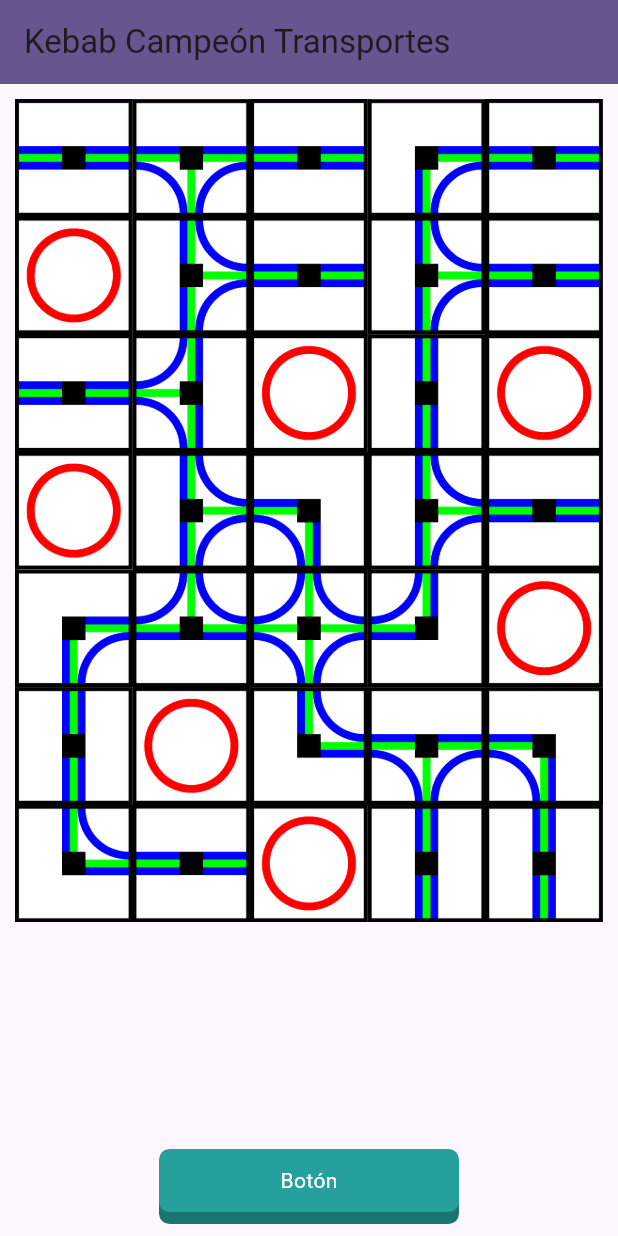
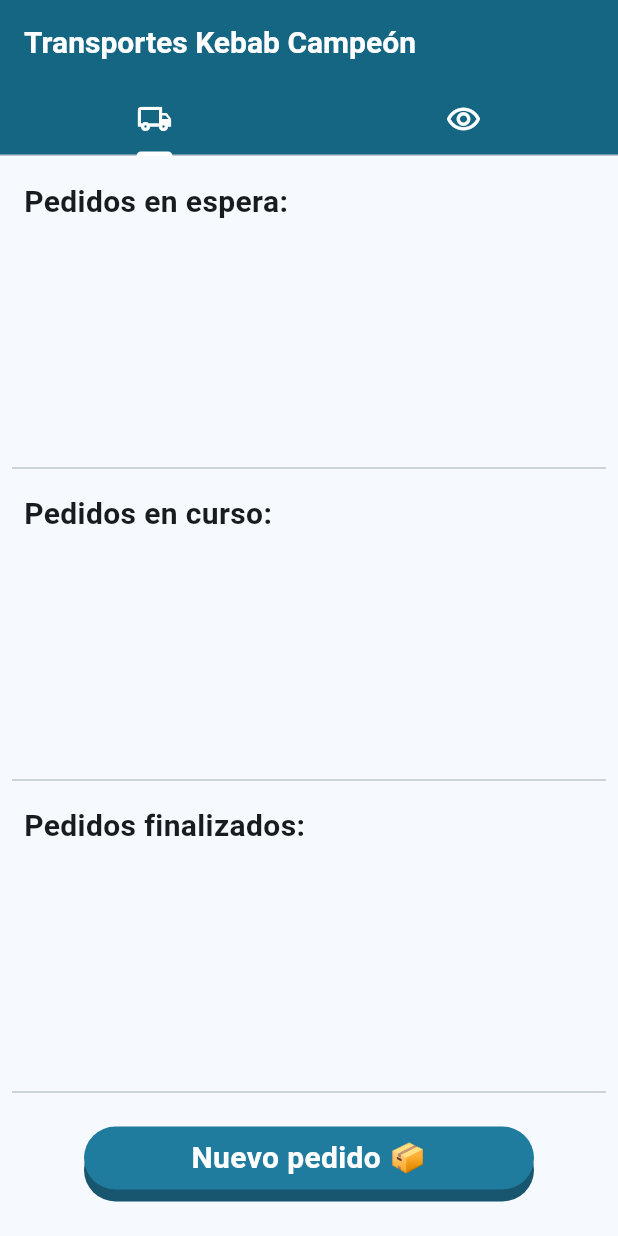
Before and after one commit to jcmh05/app_lego_ambiental, a Flutter app: the screen it shows after launch, on a phone screen of 412 x 824 dp. Run offline on Flutter 3.47's test engine with Material 3 defaults, Android fonts, the phone set to English and light mode, and no system bars; our stand-ins replace fluttertoast.

Commit message:
Adición de gestión de pedidos

```diff
--- a/lib/components/components.dart
+++ b/lib/components/components.dart
@@ -1 +1,2 @@
 export '3dbutton.dart';
+export 'utils.dart';
--- a/lib/main.dart
+++ b/lib/main.dart
@@ -1,6 +1,5 @@
 import 'package:flutter/material.dart';
-import 'package:fluttertoast/fluttertoast.dart';
-import 'package:applegoambiental/components/components.dart';
+import 'package:applegoambiental/screens/screens.dart';
 
 void main() {
   runApp(const MyApp());
@@ -13,12 +12,13 @@ class MyApp extends StatelessWidget {
   @override
   Widget build(BuildContext context) {
     return MaterialApp(
-      title: 'Kebab Campeón Transportes',
+      title: 'Transportes Kebab Campeón',
+      color: Colors.white,
       theme: ThemeData(
-        colorScheme: ColorScheme.fromSeed(seedColor: Colors.deepPurple),
+        colorScheme: ColorScheme.fromSeed(seedColor: Color(0xFF17566e)),
         useMaterial3: true,
       ),
-      home: const MyHomePage(title: 'Kebab Campeón Transportes'),
+      home: const MyHomePage(title: 'Transportes Kebab Campeón'),
     );
   }
 }
@@ -33,113 +33,37 @@ class MyHomePage extends StatefulWidget {
 }
 
 class _MyHomePageState extends State<MyHomePage> {
-  // Lista de rutas de imágenes
-  final List<String> imagePaths = [
-    'assets/images/01.png',
-    'assets/images/09.png',
-    'assets/images/01.png',
-    'assets/images/04.png',
-    'assets/images/01.png',
-    'assets/images/00.png',
-    'assets/images/08.png',
-    'assets/images/01.png',
-    'assets/images/08.png',
-    'assets/images/01.png',
-    'assets/images/01.png',
-    'assets/images/10.png',
-    'assets/images/00.png',
-    'assets/images/02.png',
-    'assets/images/00.png',
-    'assets/images/00.png',
-    'assets/images/08.png',
-    'assets/images/05.png',
-    'assets/images/08.png',
-    'assets/images/01.png',
-    'assets/images/04.png',
-    'assets/images/07.png',
-    'assets/images/11.png',
-    'assets/images/06.png',
-    'assets/images/00.png',
-    'assets/images/02.png',
-    'assets/images/00.png',
-    'assets/images/03.png',
-    'assets/images/09.png',
-    'assets/images/05.png',
-    'assets/images/03.png',
-    'assets/images/01.png',
-    'assets/images/00.png',
-    'assets/images/02.png',
-    'assets/images/02.png',
-
-
-    // Agrega más rutas de imágenes aquí
-  ];
-
   @override
   Widget build(BuildContext context) {
-    return SafeArea(
+    return DefaultTabController(
+      length: 2, // The number of tabs
+      child: SafeArea(
         child: Scaffold(
           appBar: AppBar(
             title: Text(
               widget.title,
-            style: Theme.of(context).textTheme.headline6,
+              style: TextStyle(
+                color: Colors.white,
+                fontSize: 20.0,
+                fontWeight: FontWeight.bold,
+              ),
             ),
             backgroundColor: Theme.of(context).colorScheme.primary,
-        ),
-        body: Column(
-          children: <Widget>[
-            Expanded(
-              child: GridView.builder(
-                padding: const EdgeInsets.all(10.0),
-                gridDelegate: SliverGridDelegateWithFixedCrossAxisCount(
-                  crossAxisCount: 5,
-                  childAspectRatio: 1.0,
-                  mainAxisSpacing: 0.0,
-                  crossAxisSpacing: 0.0,
-                ),
-                itemCount: imagePaths.length, // Usa la longitud de la lista de imágenes
-                itemBuilder: (context, index) => InkWell(
-                  onTap: () {
-                    int row = (index / 5).floor() + 1; // Calcula la fila
-                    int col = index % 5 + 1; // Calcula la columna
-                    if (imagePaths[index] == 'assets/images/00.png') {
-                      mostrarMensaje("Piso: ${row}x${col} pulsado");
-                    } else {
-                      mostrarMensaje("Pulsa un edificio");
-                    }
-                  },
-                  child: Image.asset(
-                    imagePaths[index],
-                    fit: BoxFit.cover, // Esto hará que la imagen llene todo el espacio disponible
-                  ), // Usa la lista de imágenes
+            bottom: TabBar(
+              tabs: [
+                Tab(icon: Icon(Icons.local_shipping_outlined, color: Colors.white,)), // Icon for the first tab
+                Tab(icon: Icon(Icons.remove_red_eye_outlined, color: Colors.white)), // Icon for the second tab
+              ],
             ),
           ),
+          body: TabBarView(
+            children: [
+              OrderScreen(), // The first tab
+              ViewMapScreen(), // The second tab, replace with your second screen
+            ],
           ),
-            Padding(
-              padding: const EdgeInsets.all(8.0),
-              child: Button3d(
-                onPressed: () {
-                  mostrarMensaje("Botón presionado");
-                },
-                child: Text(
-                  'Botón',
-                  style: TextStyle(color: Colors.white),
-                ),
-                style: Button3dStyle.BLUE,
-                width: 200.0,
-                height: 50.0,
-              ),
-            ),
-          ],
         ),
       ),
     );
   }
 }
-
-void mostrarMensaje(String mensaje) {
-  Fluttertoast.showToast(
-    msg: mensaje,
-    toastLength: Toast.LENGTH_LONG,
-  );
-}
--- /dev/null
+++ b/lib/models/models.dart
@@ -0,0 +1 @@
+export 'pedido.dart';
--- /dev/null
+++ b/lib/models/pedido.dart
@@ -0,0 +1,51 @@
+enum EstadoPedido { EN_ESPERA, EN_CURSO, COMPLETADO }
+
+class Punto {
+  int x;
+  int y;
+
+  Punto(this.x, this.y);
+
+  @override
+  String toString() {
+    return '(${this.x}, ${this.y})';
+  }
+}
+
+class Pedido {
+  final String id;
+  Punto coordenadasRecogida;
+  Punto coordenadasEntrega;
+  EstadoPedido estado;
+
+  Pedido({
+    required this.id,
+    required this.coordenadasRecogida,
+    required this.coordenadasEntrega,
+    this.estado = EstadoPedido.EN_ESPERA,
+  });
+
+  // Getters
+  String get getId => this.id;
+  Punto get getCoordenadasRecogida => this.coordenadasRecogida;
+  Punto get getCoordenadasEntrega => this.coordenadasEntrega;
+  EstadoPedido get getEstado => this.estado;
+
+  // Setters
+  set setCoordenadasRecogida(Punto nuevoPunto) {
+    this.coordenadasRecogida = nuevoPunto;
+  }
+
+  set setCoordenadasEntrega(Punto nuevoPunto) {
+    this.coordenadasEntrega = nuevoPunto;
+  }
+
+  set setEstado(EstadoPedido nuevoEstado) {
+    this.estado = nuevoEstado;
+  }
+
+  @override
+  String toString() {
+    return 'Pedido: $id\nRecogida: $coordenadasRecogida\nEntrega: $coordenadasEntrega';
+  }
+}
--- /dev/null
+++ b/lib/screens/order_screen.dart
@@ -0,0 +1,133 @@
+import 'package:applegoambiental/models/models.dart';
+import 'package:applegoambiental/screens/add_order_screen.dart';
+import 'package:flutter/cupertino.dart';
+import 'package:flutter/material.dart';
+import 'package:applegoambiental/components/components.dart';
+
+class OrderScreen extends StatefulWidget {
+  const OrderScreen({super.key});
+
+  @override
+  State<OrderScreen> createState() => _OrderScreenState();
+}
+
+class _OrderScreenState extends State<OrderScreen> {
+  List<Pedido> pedidosEnEspera = [];
+  List<Pedido> pedidosEnCurso = [];
+  List<Pedido> pedidosFinalizados = [];
+
+  @override
+  void initState() {
+    // TODO: implement initState
+    super.initState();
+  }
+
+  void addPedido(Pedido pedido) {
+    setState(() {
+      pedidosEnEspera.add(pedido);
+    });
+  }
+
+  @override
+  Widget build(BuildContext context) {
+    return SafeArea(
+        child: Scaffold(
+          body: Padding(
+            padding: const EdgeInsets.all(8.0),
+            child: Column(
+              mainAxisSize: MainAxisSize.max,
+              mainAxisAlignment: MainAxisAlignment.end,
+              crossAxisAlignment: CrossAxisAlignment.stretch,
+              children: <Widget>[
+                _buildSection('Pedidos en espera:', pedidosEnEspera),
+                Divider( thickness: 1.0,),
+                _buildSection('Pedidos en curso:', pedidosEnCurso),
+                Divider( thickness: 1.0,),
+                _buildSection('Pedidos finalizados:', pedidosFinalizados),
+                Divider( thickness: 1.0,),
+                Padding(
+                  padding: const EdgeInsets.symmetric(vertical: 15.0),
+                  child: Button3d(
+                    width: 300.0,
+                    height: 50.0,
+                    child: Text(
+                      'Nuevo pedido 📦',
+                      style: TextStyle(
+                          color: Colors.white,
+                          fontSize: 20,
+                          fontWeight: FontWeight.bold
+                      ),
+                    ),
+                    style: Button3dStyle(
+                        topColor: Color(0xFF207c9e),
+                        backColor: Color(0xFF17566e),
+                        borderRadius: BorderRadius.circular(50)
+                    ),
+                    onPressed: () {
+                      Navigator.push(
+                        context,
+                        PageRouteBuilder(
+                          pageBuilder: (context, animation, secondaryAnimation) => AddOrder(addPedido: addPedido),
+                          transitionsBuilder: (context, animation, secondaryAnimation, child) {
+                            var begin = Offset(0,-1);
+                            var end = Offset.zero;
+                            var curve = Curves.fastOutSlowIn;
+
+                            var tween = Tween(begin: begin, end: end).chain(CurveTween(curve: curve));
+                            var offsetAnimation = animation.drive(tween);
+
+                            return SlideTransition(
+                              position: offsetAnimation,
+                              child: child,
+                            );
+                          },
+                        ),
+                      );
+                    },
+                  ),
+                ),
+              ],
+            ),
+          ),
+        )
+    );
+  }
+
+  Widget _buildSection(String title, List<Pedido> pedidos) {
+    return Expanded(
+      child: Column(
+        crossAxisAlignment: CrossAxisAlignment.start,
+        children: <Widget>[
+          Padding(
+            padding: const EdgeInsets.all(8.0),
+            child: Text(
+              title,
+              style: TextStyle(fontSize: 20, fontWeight: FontWeight.bold),
+            ),
+          ),
+          Expanded(
+            child: ListView.builder(
+              itemCount: pedidos.length,
+              itemBuilder: (context, index) {
+                return Card(
+                  child: ListTile(
+                    title: Text(pedidos[index].toString()),
+                    trailing: IconButton(
+                      icon: Icon(Icons.delete),
+                      onPressed: () {
+                        setState(() {
+                          pedidos.removeAt(index);
+                        });
+                      },
+                    ),
+                  ),
+                );
+              },
+            ),
+          ),
+        ],
+      ),
+    );
+  }
+
+}
--- /dev/null
+++ b/lib/screens/screens.dart
@@ -0,0 +1,2 @@
+export 'view_map_screen.dart';
+export 'order_screen.dart';
--- a/pubspec.yaml
+++ b/pubspec.yaml
@@ -32,6 +32,8 @@ dependencies:
     sdk: flutter
   fluttertoast: ^8.2.1
   cupertino_icons: ^1.0.2
+  mqtt_client: ^10.2.1
+  uuid: ^4.4.0
 
 dev_dependencies:
   flutter_test:
```
Also changed, not shown: lib/components/utils.dart (added, +8 -0 lines), lib/screens/add_order_screen.dart (added, +131 -0 lines), lib/screens/view_map_screen.dart (added, +74 -0 lines), pubspec.lock, 6 other files. Lines whose indentation alone changed are shown as unchanged.
